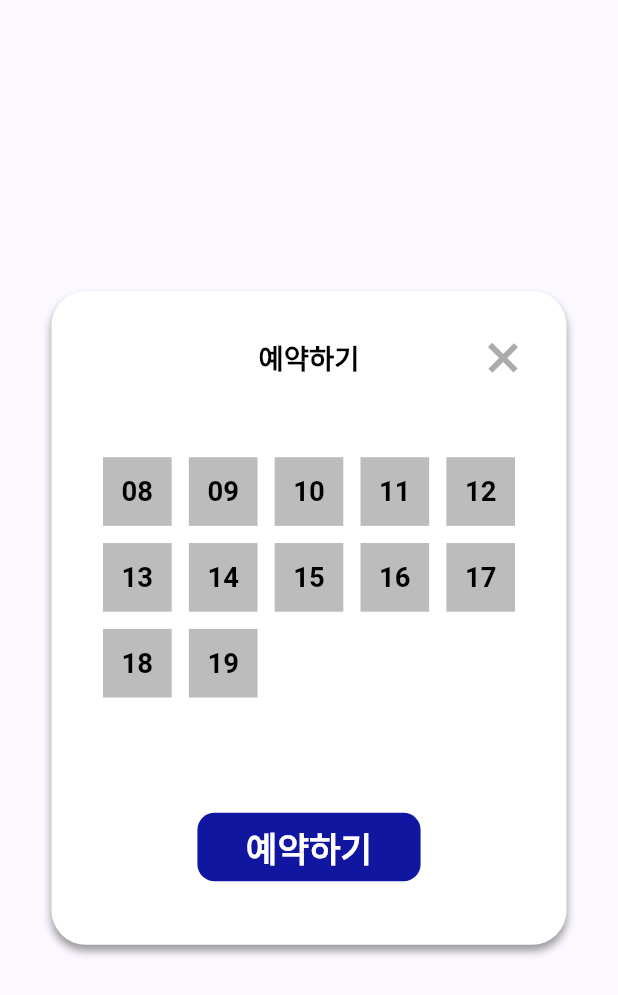
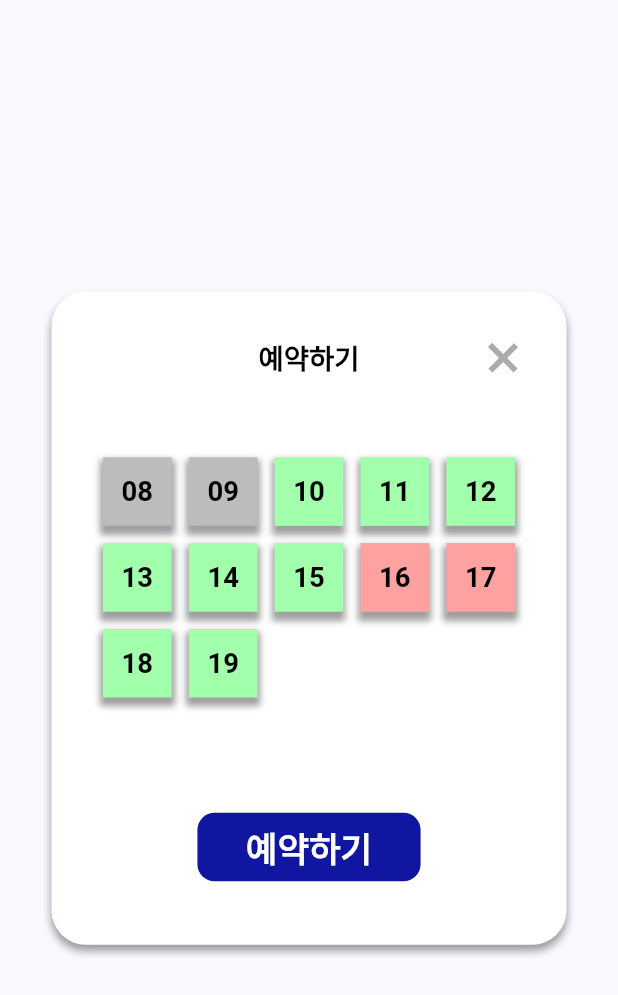
Before and after one commit to 2023-hci-chungmugong/front-end, a Flutter app: the ReservationModal widget shown alone on an empty page, opened directly, on a phone screen of 412 x 824 dp. Shown: the top 995 px of the screen. Run offline on Flutter 3.47's test engine with Material 2 defaults, Android fonts, the phone set to English and light mode, and no system bars; our stand-ins replace flutter_svg.

```diff
--- a/lib/view/reservation_modal.dart
+++ b/lib/view/reservation_modal.dart
@@ -11,6 +11,8 @@ class ReservationModal extends StatefulWidget {
 }
 
 class _ReservationModalState extends State<ReservationModal> {
+  List<int> clicked = [];
+
   @override
   Widget build(BuildContext context) {
     return Center(
@@ -45,7 +47,7 @@ class _ReservationModalState extends State<ReservationModal> {
                   width: DesignKit.getWidth(context, 20),
                   height: DesignKit.getWidth(context, 20),
                   child: MaterialButton(
-                    onPressed: () {},
+                    onPressed: () => Navigator.pop(context),
                     padding: EdgeInsets.zero,
                     child: SvgPicture.asset(
                       'assets/icons/cross.svg',
@@ -54,15 +56,21 @@ class _ReservationModalState extends State<ReservationModal> {
                 ),
               ],
             ),
+            // TODO: 아래는 더미 데이터
             PeriodGrid(
-                avaliable: [8, 9, 10, 11, 12, 13, 14, 15, 16, 17, 18, 19],
-                reserved: [9, 10]),
+              avaliable: [8, 9, 10, 11, 12, 13, 14, 15, 16, 17, 18, 19],
+              reserved: [16, 17],
+              clicked: clicked,
+            ),
             Container(
               padding: EdgeInsets.only(
                 bottom: DesignKit.getHeight(context, 10),
               ),
               child: FilledButton(
-                onPressed: () {},
+                onPressed: () {
+                  // TODO: appState에 예약 추가하기
+                  Navigator.pop(context);
+                },
                 style: FilledButton.styleFrom(
                   backgroundColor: DesignKit.mainBlue,
                   shape: RoundedRectangleBorder(
@@ -89,16 +97,61 @@ class _ReservationModalState extends State<ReservationModal> {
 class PeriodGrid extends StatefulWidget {
   List<int> avaliable;
   List<int> reserved;
+  List<int> clicked;
 
-  PeriodGrid({super.key, required this.avaliable, required this.reserved});
+  PeriodGrid(
+      {super.key,
+      required this.avaliable,
+      required this.reserved,
+      required this.clicked});
 
   @override
   State<PeriodGrid> createState() => _PeriodGridState();
 }
 
 class _PeriodGridState extends State<PeriodGrid> {
-  // TODO: 색깔 로직 추가
-  Color color = DesignKit.gray;
+  DateTime time = DateTime.now();
+
+  bool getClickable(period) {
+    if (period < time.hour) {
+      return false;
+    }
+
+    if (widget.reserved.contains(period)) {
+      return false;
+    } else {
+      return true;
+    }
+  }
+
+  Color getColor(period) {
+    if (period < time.hour) {
+      return DesignKit.gray;
+    }
+
+    if (widget.reserved.contains(period)) {
+      return DesignKit.red;
+    } else {
+      return DesignKit.green;
+    }
+  }
+
+  BoxShadow getShadow(period) {
+    if (widget.clicked.contains(period)) {
+      return const BoxShadow(
+        color: Colors.black38,
+        spreadRadius: 0,
+        blurRadius: 0,
+      );
+    } else {
+      return const BoxShadow(
+        color: Colors.black38,
+        spreadRadius: 2,
+        blurRadius: 3,
+        offset: Offset(0, 4), // 그림자의 위치 조정 (가로, 세로)
+      );
+    }
+  }
 
   @override
   Widget build(BuildContext context) {
@@ -110,15 +163,34 @@ class _PeriodGridState extends State<PeriodGrid> {
         mainAxisSpacing: DesignKit.getWidth(context, 10),
         crossAxisSpacing: DesignKit.getWidth(context, 10),
         children: widget.avaliable
-            .map((period) => Container(
-                  width: DesignKit.getWidth(context, 40),
-                  height: DesignKit.getWidth(context, 40),
-                  color: color,
-                  alignment: Alignment.center,
+            .map(
+              (period) => Container(
+                width: DesignKit.getWidth(context, 40),
+                height: DesignKit.getWidth(context, 40),
+                decoration: BoxDecoration(color: getColor(period), boxShadow: [
+                  getShadow(period),
+                ]),
+                child: MaterialButton(
+                  onPressed: () {
+                    if (getClickable(period)) {
+                      if (widget.clicked.contains(period)) {
+                        setState(() {
+                          widget.clicked.remove(period);
+                        });
+                      } else {
+                        setState(() {
+                          widget.clicked.add(period);
+                        });
+                      }
+                    }
+                  },
+                  padding: EdgeInsets.zero,
                   child: BoldText16(period < 10
                       ? '0${period.toString()}'
                       : period.toString()),
-                ))
+                ),
+              ),
+            )
             .toList(),
       ),
     );
```
